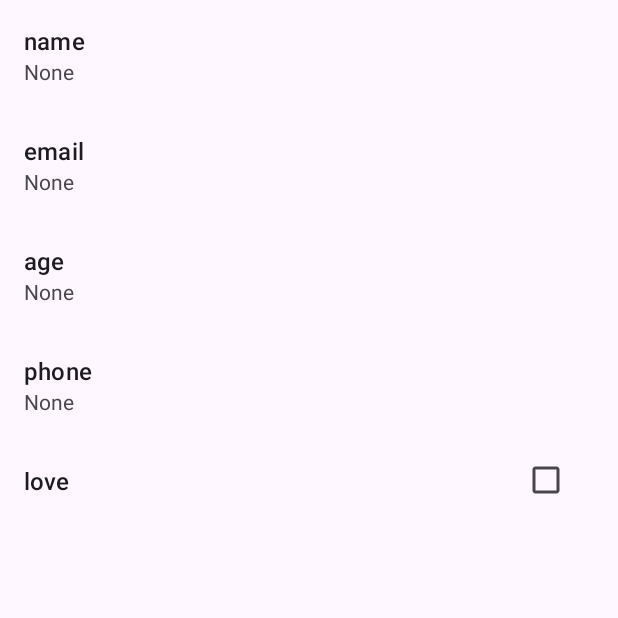
After one commit to mfitrahrmd/DicodingBelajar_Fundamental_Aplikasi_Android, an Android app: the fragment PreferenceFragment shown on its own in the app's theme, on a phone screen of 412 x 824 dp, the top half of it. The commit adds this screen. Run offline under Robolectric (Android 15) with nearby library versions, the phone set to English and light mode, and no system bars; our stand-ins replace androidx.preference.

Commit message:
learn shared preference fragment

```diff
--- a/app/build.gradle
+++ b/app/build.gradle
@@ -41,6 +41,7 @@ dependencies {
     implementation 'androidx.appcompat:appcompat:1.6.1'
     implementation 'com.google.android.material:material:1.5.0'
     implementation 'androidx.constraintlayout:constraintlayout:2.1.4'
+    implementation 'androidx.preference:preference-ktx:1.2.1'
     testImplementation 'junit:junit:4.13.2'
     androidTestImplementation 'androidx.test.ext:junit:1.1.5'
     androidTestImplementation 'androidx.test.espresso:espresso-core:3.5.1'
--- a/app/src/main/java/com/mfitrahrmd/dicoding_belajar_fundamental_aplikasi_android/MainActivity.kt
+++ b/app/src/main/java/com/mfitrahrmd/dicoding_belajar_fundamental_aplikasi_android/MainActivity.kt
@@ -11,5 +11,8 @@ class MainActivity : AppCompatActivity() {
         super.onCreate(savedInstanceState)
         _binding = ActivityMainBinding.inflate(layoutInflater)
         setContentView(_binding.root)
+
+        supportFragmentManager.beginTransaction().add(R.id.settingHolder, PreferenceFragment())
+            .commit()
     }
 }
--- /dev/null
+++ b/app/src/main/java/com/mfitrahrmd/dicoding_belajar_fundamental_aplikasi_android/PreferenceFragment.kt
@@ -0,0 +1,85 @@
+package com.mfitrahrmd.dicoding_belajar_fundamental_aplikasi_android
+
+import android.content.SharedPreferences
+import android.os.Bundle
+import androidx.preference.CheckBoxPreference
+import androidx.preference.EditTextPreference
+import androidx.preference.PreferenceFragmentCompat
+
+class PreferenceFragment : PreferenceFragmentCompat(),
+    SharedPreferences.OnSharedPreferenceChangeListener {
+    private lateinit var _name: String
+    private lateinit var _email: String
+    private lateinit var _age: String
+    private lateinit var _phone: String
+    private lateinit var _love: String
+
+    private lateinit var _namePreference: EditTextPreference
+    private lateinit var _emailPreference: EditTextPreference
+    private lateinit var _agePreference: EditTextPreference
+    private lateinit var _phonePreference: EditTextPreference
+    private lateinit var _lovePreference: CheckBoxPreference
+
+    companion object {
+        private const val DEFAULT_VALUE = "None"
+    }
+
+    override fun onCreatePreferences(savedInstanceState: Bundle?, rootKey: String?) {
+        addPreferencesFromResource(R.xml.preferences)
+        init()
+        setSummaries()
+    }
+
+    override fun onResume() {
+        super.onResume()
+        preferenceScreen.sharedPreferences?.registerOnSharedPreferenceChangeListener(this)
+    }
+
+    override fun onPause() {
+        super.onPause()
+        preferenceScreen.sharedPreferences?.unregisterOnSharedPreferenceChangeListener(this)
+    }
+
+    private fun init() {
+        _name = resources.getString(R.string.key_name)
+        _email = resources.getString(R.string.key_email)
+        _age = resources.getString(R.string.key_age)
+        _phone = resources.getString(R.string.key_phone)
+        _love = resources.getString(R.string.key_love)
+
+        _namePreference = findPreference<EditTextPreference>(_name) as EditTextPreference
+        _emailPreference = findPreference<EditTextPreference>(_email) as EditTextPreference
+        _agePreference = findPreference<EditTextPreference>(_age) as EditTextPreference
+        _phonePreference = findPreference<EditTextPreference>(_phone) as EditTextPreference
+        _lovePreference = findPreference<CheckBoxPreference>(_love) as CheckBoxPreference
+    }
+
+    private fun setSummaries() {
+        val sh = preferenceManager.sharedPreferences
+        if (sh != null) {
+            _namePreference.summary = sh.getString(_name, DEFAULT_VALUE)
+            _emailPreference.summary = sh.getString(_email, DEFAULT_VALUE)
+            _agePreference.summary = sh.getString(_age, DEFAULT_VALUE)
+            _phonePreference.summary = sh.getString(_phone, DEFAULT_VALUE)
+            _lovePreference.isChecked = sh.getBoolean(_love, false)
+        }
+    }
+
+    override fun onSharedPreferenceChanged(sharedPreferences: SharedPreferences, key: String?) {
+        if (key == _name) {
+            _namePreference.summary = sharedPreferences.getString(_name, DEFAULT_VALUE)
+        }
+        if (key == _email) {
+            _emailPreference.summary = sharedPreferences.getString(_email, DEFAULT_VALUE)
+        }
+        if (key == _age) {
+            _agePreference.summary = sharedPreferences.getString(_age, DEFAULT_VALUE)
+        }
+        if (key == _phone) {
+            _phonePreference.summary = sharedPreferences.getString(_phone, DEFAULT_VALUE)
+        }
+        if (key == _love) {
+            _lovePreference.isChecked = sharedPreferences.getBoolean(_love, false)
+        }
+    }
+}
--- a/app/src/main/res/values/strings.xml
+++ b/app/src/main/res/values/strings.xml
@@ -1,3 +1,8 @@
 <resources>
     <string name="app_name">Dicoding-Belajar_Fundamental_Aplikasi_Android</string>
+    <string name="key_name">name</string>
+    <string name="key_email">email</string>
+    <string name="key_age">age</string>
+    <string name="key_phone">phone</string>
+    <string name="key_love">love</string>
 </resources>
--- /dev/null
+++ b/app/src/main/res/xml/preferences.xml
@@ -0,0 +1,48 @@
+<?xml version="1.0" encoding="utf-8"?>
+<PreferenceScreen
+    xmlns:android="http://schemas.android.com/apk/res/android"
+    xmlns:tools="http://schemas.android.com/tools"
+    xmlns:app="http://schemas.android.com/apk/res-auto"
+    app:iconSpaceReserved="false">
+
+    <EditTextPreference
+        android:key="@string/key_name"
+        android:selectAllOnFocus="true"
+        android:singleLine="true"
+        android:summary="nothing"
+        android:title="name"
+        app:iconSpaceReserved="false" />
+
+    <EditTextPreference
+        android:inputType="textEmailAddress"
+        android:key="@string/key_email"
+        android:selectAllOnFocus="true"
+        android:singleLine="true"
+        android:summary="nothing"
+        android:title="email"
+        app:iconSpaceReserved="false" />
+
+    <EditTextPreference
+        android:inputType="number"
+        android:key="@string/key_age"
+        android:selectAllOnFocus="false"
+        android:singleLine="true"
+        android:summary="nothing"
+        android:title="age"
+        app:iconSpaceReserved="false" />
+
+    <EditTextPreference
+        android:key="@string/key_phone"
+        android:selectAllOnFocus="true"
+        android:singleLine="true"
+        android:summary="nothing"
+        android:title="phone"
+        app:iconSpaceReserved="false" />
+
+    <CheckBoxPreference
+        android:defaultValue="false"
+        android:key="@string/key_love"
+        android:title="love"
+        app:iconSpaceReserved="false" />
+
+</PreferenceScreen>
```
Also changed, not shown: app/src/main/res/layout/activity_main.xml (+4 -10 lines).
